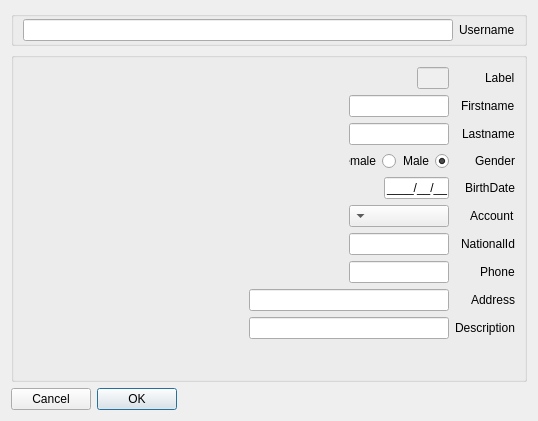
Old version of the form userform.ui in the repository nournia/ketabkhaane.
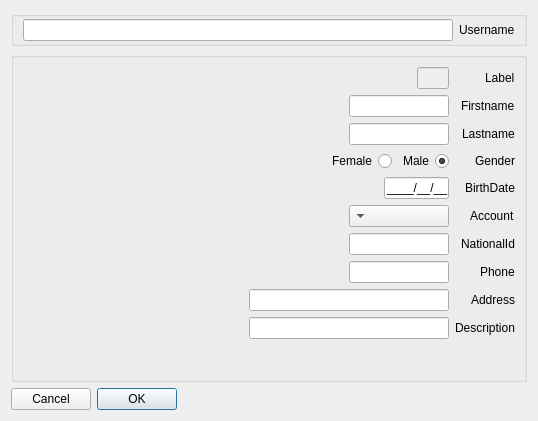
New version of the form. Custom widgets are drawn as their Qt base class.

Diff of the .ui file:
```diff
--- a/userform.ui
+++ b/userform.ui
@@ -105,12 +105,12 @@
        </widget>
       </item>
       <item row="4" column="1">
-       <widget class="QWidget" name="widget" native="true">
-        <property name="maximumSize">
-         <size>
-          <width>100</width>
-          <height>16777215</height>
-         </size>
+       <widget class="QWidget" name="gGender" native="true">
+        <property name="sizePolicy">
+         <sizepolicy hsizetype="Maximum" vsizetype="Preferred">
+          <horstretch>0</horstretch>
+          <verstretch>0</verstretch>
+         </sizepolicy>
         </property>
         <layout class="QHBoxLayout" name="horizontalLayout">
          <property name="leftMargin">
```
